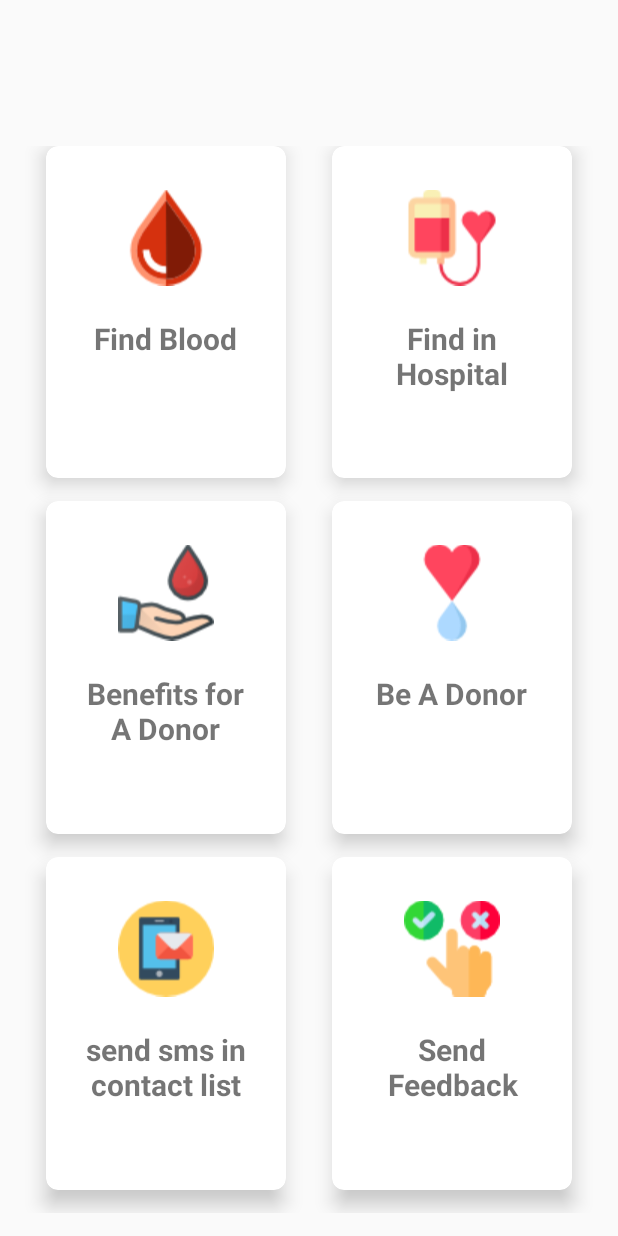
After one commit to Mashuir/BloodApp, an Android app: the layout activity_main.xml on its own in the app's theme, with its tools: preview values and no code run, on a phone screen of 412 x 824 dp. The commit adds this screen. Run offline under Robolectric (Android 15) with nearby library versions, the phone set to English and light mode, and no system bars.

Commit message:
made gridlayout and cardview

```diff
--- a/app/build.gradle
+++ b/app/build.gradle
@@ -21,6 +21,7 @@ android {
 dependencies {
     implementation fileTree(dir: 'libs', include: ['*.jar'])
     implementation 'com.android.support:appcompat-v7:26.1.0'
+    implementation 'com.android.support:cardview-v7:26.1.0'
     implementation 'com.android.support.constraint:constraint-layout:1.0.2'
     testImplementation 'junit:junit:4.12'
     androidTestImplementation 'com.android.support.test:runner:1.0.1'
--- /dev/null
+++ b/app/src/main/java/com/example/user/bloodapp/MainActivity.java
@@ -0,0 +1,13 @@
+package com.example.user.bloodapp;
+
+import android.support.v7.app.AppCompatActivity;
+import android.os.Bundle;
+
+public class MainActivity extends AppCompatActivity {
+
+    @Override
+    protected void onCreate(Bundle savedInstanceState) {
+        super.onCreate(savedInstanceState);
+        setContentView(R.layout.activity_main);
+    }
+}
--- a/app/src/main/java/com/example/user/bloodapp/SplashScreen.java
+++ b/app/src/main/java/com/example/user/bloodapp/SplashScreen.java
@@ -20,7 +20,7 @@ public class SplashScreen extends AppCompatActivity {
             public void run() {
                 try {
                     sleep(2000);
-                    Intent intent = new Intent(getApplicationContext(),DonorList.class);
+                    Intent intent = new Intent(getApplicationContext(),MainActivity.class);
                     startActivity(intent);
                     finish();
                 } catch (InterruptedException e) {
--- /dev/null
+++ b/app/src/main/res/layout/activity_main.xml
@@ -0,0 +1,288 @@
+<?xml version="1.0" encoding="utf-8"?>
+<LinearLayout
+    xmlns:android="http://schemas.android.com/apk/res/android"
+    xmlns:app="http://schemas.android.com/apk/res-auto"
+    xmlns:tools="http://schemas.android.com/tools"
+    android:layout_width="match_parent"
+    android:layout_height="match_parent"
+    android:orientation="vertical"
+    android:weightSum="10"
+    tools:context="com.example.user.bloodapp.MainActivity">
+
+    <TextView
+        android:layout_width="wrap_content"
+        android:layout_height="0dp"
+        android:layout_weight="1"/>
+
+    <GridLayout
+        android:id="@+id/gridView"
+        android:layout_width="match_parent"
+        android:layout_height="0dp"
+        android:layout_weight="9"
+        android:columnCount="2"
+        android:rowCount="3"
+        android:alignmentMode="alignMargins"
+        android:columnOrderPreserved="false"
+        android:padding="15dp">
+
+        <!-- row1 column1 -->
+
+        <android.support.v7.widget.CardView
+            android:id="@+id/findBlood"
+            android:layout_height="0dp"
+            android:layout_width="0dp"
+            android:layout_columnWeight="1"
+            android:layout_rowWeight="1"
+            android:layout_marginLeft="15dp"
+            android:layout_marginBottom="15dp"
+            android:layout_marginRight="15dp"
+            app:cardElevation="8dp"
+            app:cardCornerRadius="8dp">
+
+            <LinearLayout
+                android:layout_width="match_parent"
+                android:layout_height="match_parent"
+                android:layout_gravity="center_horizontal|center_vertical"
+                android:layout_margin="15dp"
+                android:weightSum="6"
+                android:orientation="vertical">
+
+                <ImageView
+                    android:layout_width="wrap_content"
+                    android:layout_height="0dp"
+                    android:layout_weight="3"
+                    android:src="@drawable/findblood"
+                    android:layout_gravity="center_horizontal"
+                    android:contentDescription="@string/find_blood_icon"/>
+                <TextView
+                    android:layout_width="wrap_content"
+                    android:layout_height="0dp"
+                    android:layout_weight="3"
+                    android:text="@string/find_blood"
+                    android:textAlignment="center"
+                    android:textSize="20sp"
+                    android:textStyle="bold"
+                    android:layout_gravity="center"
+                   android:layout_marginTop="8dp"/>
+            </LinearLayout>
+
+        </android.support.v7.widget.CardView>
+
+        <!-- row1 column2 -->
+
+        <android.support.v7.widget.CardView
+            android:id="@+id/findBloodInHospital"
+            android:layout_height="0dp"
+            android:layout_width="0dp"
+            android:layout_columnWeight="1"
+            android:layout_rowWeight="1"
+            android:layout_marginLeft="15dp"
+            android:layout_marginBottom="15dp"
+            android:layout_marginRight="15dp"
+            app:cardElevation="8dp"
+            app:cardCornerRadius="8dp">
+
+            <LinearLayout
+                android:layout_width="match_parent"
+                android:layout_height="match_parent"
+                android:layout_gravity="center_horizontal|center_vertical"
+                android:layout_margin="15dp"
+                android:weightSum="6"
+                android:orientation="vertical">
+
+                <ImageView
+                    android:layout_width="wrap_content"
+                    android:layout_height="0dp"
+                    android:layout_weight="3"
+                    android:src="@drawable/findinhospital"
+                    android:contentDescription="@string/findBloodinHospitalIcon"
+                    android:layout_gravity="center_horizontal"/>
+                <TextView
+                    android:layout_width="wrap_content"
+                    android:layout_height="0dp"
+                    android:layout_weight="3"
+                    android:text="@string/find_in_hospital"
+                    android:textAlignment="center"
+                    android:textSize="20sp"
+                    android:textStyle="bold"
+                    android:layout_gravity="center"
+                    android:layout_marginTop="8dp"/>
+            </LinearLayout>
+
+        </android.support.v7.widget.CardView>
+
+        <!-- row2 column1 -->
+
+        <android.support.v7.widget.CardView
+            android:id="@+id/benefitDonor"
+            android:layout_height="0dp"
+            android:layout_width="0dp"
+            android:layout_columnWeight="1"
+            android:layout_rowWeight="1"
+            android:layout_marginLeft="15dp"
+            android:layout_marginBottom="15dp"
+            android:layout_marginRight="15dp"
+            app:cardElevation="8dp"
+            app:cardCornerRadius="8dp">
+
+            <LinearLayout
+                android:layout_width="match_parent"
+                android:layout_height="match_parent"
+                android:layout_gravity="center_horizontal|center_vertical"
+                android:layout_margin="15dp"
+                android:weightSum="6"
+                android:orientation="vertical">
+
+                <ImageView
+                    android:layout_width="wrap_content"
+                    android:layout_height="0dp"
+                    android:layout_weight="3"
+                    android:src="@drawable/benefirfordonor"
+                    android:contentDescription="@string/benefit_for_a_donor_icon"
+                    android:layout_gravity="center_horizontal"/>
+                <TextView
+                    android:layout_width="wrap_content"
+                    android:layout_height="0dp"
+                    android:layout_weight="3"
+                    android:text="@string/benefits_for_na_donor"
+                    android:textAlignment="center"
+                    android:textSize="20sp"
+                    android:textStyle="bold"
+                    android:layout_gravity="center"
+                    android:layout_marginTop="8dp"/>
+            </LinearLayout>
+
+        </android.support.v7.widget.CardView>
+
+        <!-- row2 column2 -->
+
+        <android.support.v7.widget.CardView
+            android:id="@+id/beAdonor"
+            android:layout_height="0dp"
+            android:layout_width="0dp"
+            android:layout_columnWeight="1"
+            android:layout_rowWeight="1"
+            android:layout_marginLeft="15dp"
+            android:layout_marginBottom="15dp"
+            android:layout_marginRight="15dp"
+            app:cardElevation="8dp"
+            app:cardCornerRadius="8dp">
+
+            <LinearLayout
+                android:layout_width="match_parent"
+                android:layout_height="match_parent"
+                android:layout_gravity="center_horizontal|center_vertical"
+                android:layout_margin="15dp"
+                android:weightSum="6"
+                android:orientation="vertical">
+
+                <ImageView
+                    android:layout_width="wrap_content"
+                    android:layout_height="0dp"
+                    android:layout_weight="3"
+                    android:src="@drawable/beadonor"
+                    android:contentDescription="@string/beAdonorIcon"
+                    android:layout_gravity="center_horizontal"/>
+                <TextView
+                    android:layout_width="wrap_content"
+                    android:layout_height="0dp"
+                    android:layout_weight="3"
+                    android:text="@string/be_a_donor"
+                    android:textAlignment="center"
+                    android:textSize="20sp"
+                    android:textStyle="bold"
+                    android:layout_gravity="center"
+                    android:layout_marginTop="8dp"/>
+            </LinearLayout>
+
+        </android.support.v7.widget.CardView>
+
+        <!-- row3 column1 -->
+
+        <android.support.v7.widget.CardView
+            android:id="@+id/sendSms"
+            android:layout_height="0dp"
+            android:layout_width="0dp"
+            android:layout_columnWeight="1"
+            android:layout_rowWeight="1"
+            android:layout_marginLeft="15dp"
+            android:layout_marginBottom="15dp"
+            android:layout_marginRight="15dp"
+            app:cardElevation="8dp"
+            app:cardCornerRadius="8dp">
+
+            <LinearLayout
+                android:layout_width="match_parent"
+                android:layout_height="match_parent"
+                android:layout_gravity="center_horizontal|center_vertical"
+                android:layout_margin="15dp"
+                android:weightSum="6"
+                android:orientation="vertical">
+
+                <ImageView
+                    android:layout_width="wrap_content"
+                    android:layout_height="0dp"
+                    android:layout_weight="3"
+                    android:src="@drawable/mobilesms"
+                    android:contentDescription="@string/send_sms_in_contact_list_icon"
+                    android:layout_gravity="center_horizontal"/>
+                <TextView
+                    android:layout_width="wrap_content"
+                    android:layout_height="0dp"
+                    android:layout_weight="3"
+                    android:text="@string/sent_sms"
+                    android:textAlignment="center"
+                    android:textSize="20sp"
+                    android:textStyle="bold"
+                    android:layout_gravity="center"
+                    android:layout_marginTop="8dp"/>
+            </LinearLayout>
+
+        </android.support.v7.widget.CardView>
+
+        <!-- row3 column2 -->
+
+        <android.support.v7.widget.CardView
+            android:id="@+id/sendFeedback"
+            android:layout_height="0dp"
+            android:layout_width="0dp"
+            android:layout_columnWeight="1"
+            android:layout_rowWeight="1"
+            android:layout_marginLeft="15dp"
+            android:layout_marginBottom="15dp"
+            android:layout_marginRight="15dp"
+            app:cardElevation="8dp"
+            app:cardCornerRadius="8dp">
+
+            <LinearLayout
+                android:layout_width="match_parent"
+                android:layout_height="match_parent"
+                android:layout_gravity="center_horizontal|center_vertical"
+                android:layout_margin="15dp"
+                android:weightSum="6"
+                android:orientation="vertical">
+
+                <ImageView
+                    android:layout_width="wrap_content"
+                    android:layout_height="0dp"
+                    android:layout_weight="3"
+                    android:src="@drawable/feedback"
+                    android:contentDescription="@string/send_feedback_icon"
+                    android:layout_gravity="center_horizontal"/>
+                <TextView
+                    android:layout_width="wrap_content"
+                    android:layout_height="0dp"
+                    android:layout_weight="3"
+                    android:text="@string/send_feedback"
+                    android:textAlignment="center"
+                    android:textSize="20sp"
+                    android:textStyle="bold"
+                    android:layout_gravity="center"
+                    android:layout_marginTop="8dp"/>
+            </LinearLayout>
+
+        </android.support.v7.widget.CardView>
+
+    </GridLayout>
+
+</LinearLayout>
--- /dev/null
+++ b/app/src/main/res/layout/donor_list.xml
@@ -0,0 +1,38 @@
+<?xml version="1.0" encoding="utf-8"?>
+<LinearLayout xmlns:android="http://schemas.android.com/apk/res/android"
+    android:orientation="horizontal"
+    android:layout_width="match_parent"
+    android:layout_height="80dp"
+    android:padding="10dp">
+
+    <TextView
+        android:id="@+id/donor_name"
+        android:layout_width="wrap_content"
+        android:layout_height="wrap_content"
+        android:text="@string/md_mashiur_rahman"
+        android:layout_gravity="center_vertical"
+        android:textSize="20sp"
+        android:layout_weight="6"/>
+
+    <ImageButton
+        android:id="@+id/callButton"
+        android:layout_width="wrap_content"
+        android:layout_height="wrap_content"
+        android:layout_weight="2"
+        android:layout_gravity="center_vertical"
+        android:background="@drawable/phone"
+        android:padding="5dp"
+        android:contentDescription="@string/phone_icon"
+        android:layout_marginStart="8dp"/>
+    <ImageButton
+        android:id="@+id/smsButton"
+        android:layout_width="wrap_content"
+        android:layout_height="wrap_content"
+        android:layout_weight="2"
+        android:layout_gravity="center_vertical"
+        android:background="@drawable/sms"
+        android:contentDescription="@string/sms_icon"
+        android:padding="5dp"
+        android:layout_margin="8dp"/>
+
+</LinearLayout>
--- a/app/src/main/res/values/strings.xml
+++ b/app/src/main/res/values/strings.xml
@@ -2,4 +2,19 @@
     <string name="app_name">BloodApp</string>
     <string name="be_a_donor_nsave_a_life">Be A Donor\nSave A Life</string>
     <string name="blood_icon">Blood Icon</string>
+    <string name="phone_icon">Phone_icon</string>
+    <string name="sms_icon">sms_icon</string>
+    <string name="benefits_for_na_donor">Benefits for\nA Donor</string>
+    <string name="find_blood">Find Blood</string>
+    <string name="be_a_donor">Be A Donor</string>
+    <string name="find_in_hospital">Find in\nHospital</string>
+    <string name="sent_sms">send sms in\ncontact list</string>
+    <string name="send_feedback">Send Feedback</string>
+    <string name="md_mashiur_rahman">Md.Mashiur Rahman</string>
+    <string name="find_blood_icon">find_blood_icon</string>
+    <string name="findBloodinHospitalIcon">find_blood_in_hospital_icon</string>
+    <string name="benefit_for_a_donor_icon">Benefit_for_a_donor_icon</string>
+    <string name="beAdonorIcon">Be_A_Donor_Icon</string>
+    <string name="send_sms_in_contact_list_icon">send_sms_in_contact_list_icon</string>
+    <string name="send_feedback_icon">send_feedback_icon</string>
 </resources>
```
Also changed, not shown: app/src/main/AndroidManifest.xml (+4 -3 lines), app/src/main/res/drawable/beadonor.png (added), app/src/main/res/drawable/benefirfordonor.png (added), app/src/main/res/drawable/feedback.png (added), app/src/main/res/drawable/findblood.png (added), app/src/main/res/drawable/findinhospital.png (added), app/src/main/res/drawable/mobilesms.png (added), app/src/main/res/drawable/phone.png (added), app/src/main/res/drawable/sms.png (added).
